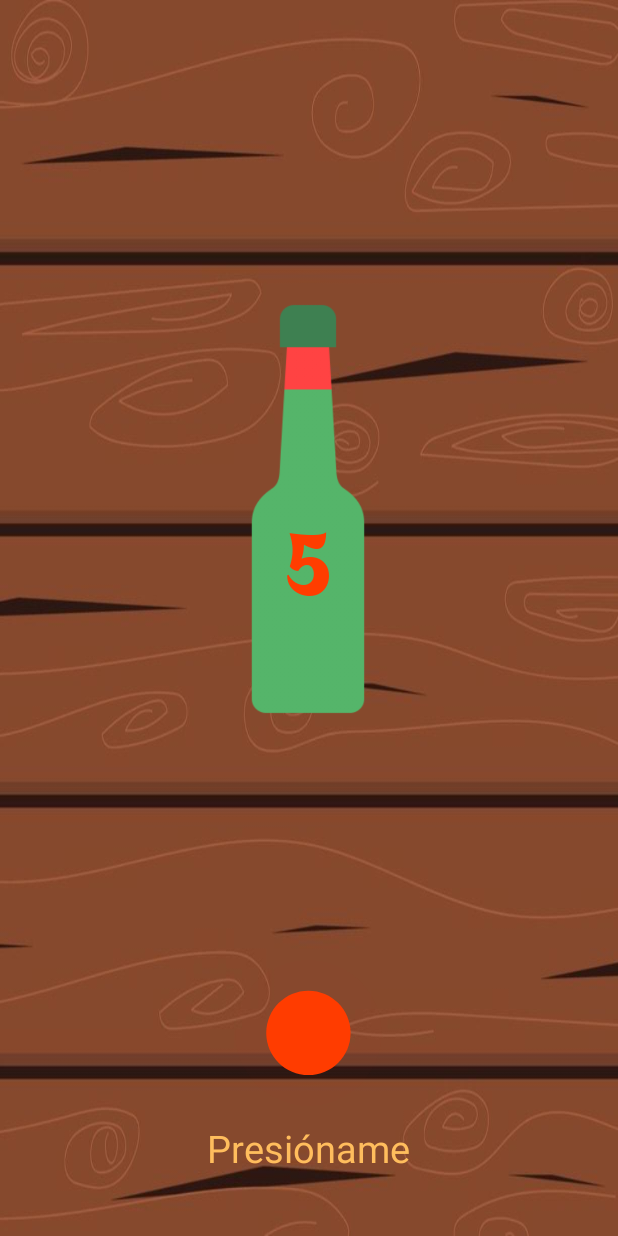
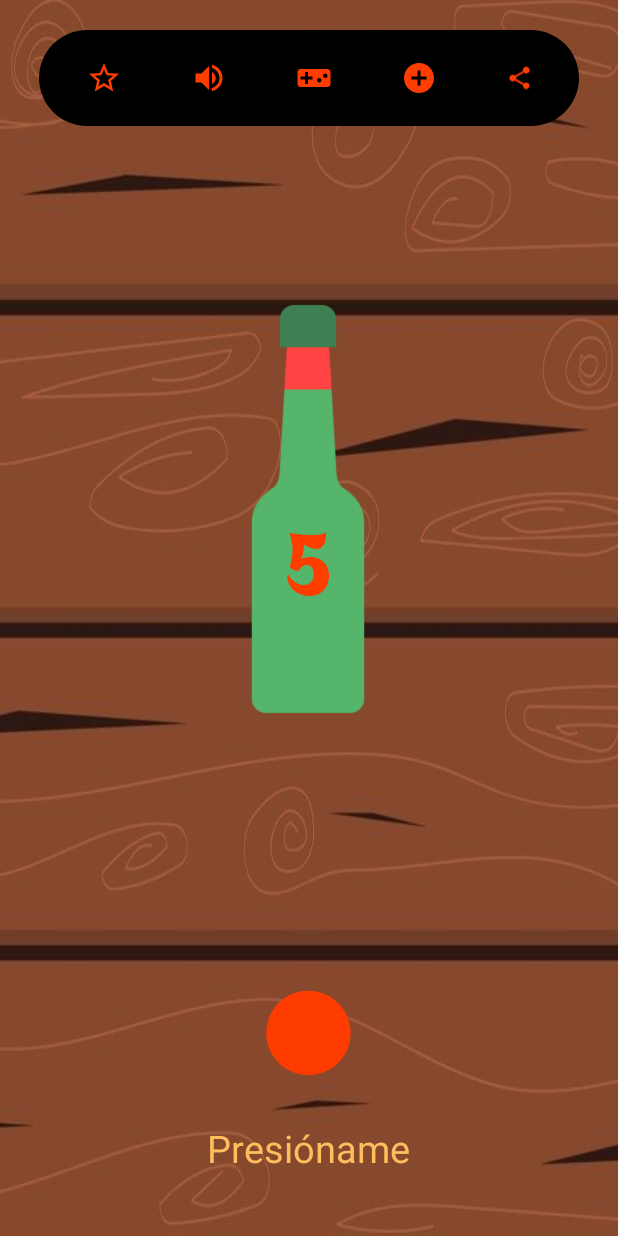
Before and after one commit to CarlosAC-29/equipoSiete, an Android app: the screen it shows after launch (MainActivity), on a phone screen of 412 x 824 dp. Run offline under Robolectric (Android 15) with nearby library versions, the phone set to English and light mode, and no system bars; our stand-ins replace data binding.

Commit message:
toolbar and nav-graph update

```diff
--- a/app/src/main/java/com/example/picobotella7/view/MainActivity.kt
+++ b/app/src/main/java/com/example/picobotella7/view/MainActivity.kt
@@ -6,7 +6,9 @@ import androidx.appcompat.app.AppCompatActivity
 import android.os.Bundle
 import android.util.Log
 import android.widget.Toast
+import android.widget.Toolbar
 import com.example.picobotella7.R
+import com.example.picobotella7.view.fragment.HomeFragment
 
 class MainActivity : AppCompatActivity() {
     var mediaPlayer: MediaPlayer? = null
@@ -14,6 +16,7 @@ class MainActivity : AppCompatActivity() {
         super.onCreate(savedInstanceState)
         setContentView(R.layout.activity_main)
         reproduceSoundPool()
+        framentoDinamico()
     }
 
     fun reproduceSoundPool(){
@@ -21,4 +24,14 @@ class MainActivity : AppCompatActivity() {
         mediaPlayer?.start()
         mediaPlayer?.isLooping = true
     }
+
+    private fun framentoDinamico(){
+        val fragmentManager = supportFragmentManager
+        val home = HomeFragment()
+        fragmentManager.beginTransaction()
+            .replace(R.id.homeFragment, home)
+            .commit()
+    }
+
+
 }
--- a/app/src/main/java/com/example/picobotella7/view/fragment/HomeFragment.kt
+++ b/app/src/main/java/com/example/picobotella7/view/fragment/HomeFragment.kt
@@ -4,6 +4,7 @@ import android.animation.ObjectAnimator
 import android.media.MediaPlayer
 import android.os.Bundle
 import android.os.CountDownTimer
+import android.util.Log
 import androidx.fragment.app.Fragment
 import android.view.LayoutInflater
 import android.view.View
@@ -49,6 +50,7 @@ class HomeFragment : Fragment() {
 
 
         lottieBottleAnimation.setOnClickListener {
+            Log.d("TAg","holla")
             spinBottle()
             startCountdown()
         }
--- /dev/null
+++ b/app/src/main/java/com/example/picobotella7/view/fragment/Toolbar.kt
@@ -0,0 +1,38 @@
+package com.example.picobotella7.view.fragment
+
+import android.annotation.SuppressLint
+import android.os.Bundle
+import android.util.Log
+import androidx.fragment.app.Fragment
+import android.view.LayoutInflater
+import android.view.View
+import android.view.ViewGroup
+import android.widget.ImageView
+import androidx.navigation.fragment.findNavController
+import com.airbnb.lottie.LottieAnimationView
+import com.example.picobotella7.R
+
+
+class Toolbar : Fragment() {
+    private lateinit var instructionButtonView: ImageView
+
+    override fun onCreateView(
+        inflater: LayoutInflater, container: ViewGroup?,
+        savedInstanceState: Bundle?
+    ): View? {
+        // Inflate the layout for this fragment
+        Log.d("ToolbarFragment", "onCreateView called")
+        val view = inflater.inflate(R.layout.fragment_toolbar, container, false)
+        instructionButtonView = view.findViewById(R.id.instructionButtonView)
+
+        return view
+
+    }
+    private fun navigationFragment() {
+        instructionButtonView.setOnClickListener{
+            Log.d("TAG","hola")
+        }
+    }
+
+
+}
--- /dev/null
+++ b/app/src/main/res/drawable/baseline_add_circle_24.xml
@@ -0,0 +1,5 @@
+<vector android:height="24dp" android:tint="#FF3D00"
+    android:viewportHeight="24" android:viewportWidth="24"
+    android:width="24dp" xmlns:android="http://schemas.android.com/apk/res/android">
+    <path android:fillColor="@android:color/white" android:pathData="M12,2C6.48,2 2,6.48 2,12s4.48,10 10,10 10,-4.48 10,-10S17.52,2 12,2zM17,13h-4v4h-2v-4L7,13v-2h4L11,7h2v4h4v2z"/>
+</vector>
--- /dev/null
+++ b/app/src/main/res/drawable/baseline_share_24.xml
@@ -0,0 +1,5 @@
+<vector android:height="24dp" android:tint="#FF3D00"
+    android:viewportHeight="24" android:viewportWidth="24"
+    android:width="24dp" xmlns:android="http://schemas.android.com/apk/res/android">
+    <path android:fillColor="@android:color/white" android:pathData="M18,16.08c-0.76,0 -1.44,0.3 -1.96,0.77L8.91,12.7c0.05,-0.23 0.09,-0.46 0.09,-0.7s-0.04,-0.47 -0.09,-0.7l7.05,-4.11c0.54,0.5 1.25,0.81 2.04,0.81 1.66,0 3,-1.34 3,-3s-1.34,-3 -3,-3 -3,1.34 -3,3c0,0.24 0.04,0.47 0.09,0.7L8.04,9.81C7.5,9.31 6.79,9 6,9c-1.66,0 -3,1.34 -3,3s1.34,3 3,3c0.79,0 1.5,-0.31 2.04,-0.81l7.12,4.16c-0.05,0.21 -0.08,0.43 -0.08,0.65 0,1.61 1.31,2.92 2.92,2.92 1.61,0 2.92,-1.31 2.92,-2.92s-1.31,-2.92 -2.92,-2.92z"/>
+</vector>
--- /dev/null
+++ b/app/src/main/res/drawable/baseline_star_border_24.xml
@@ -0,0 +1,5 @@
+<vector android:height="24dp" android:tint="#FF3D00"
+    android:viewportHeight="24" android:viewportWidth="24"
+    android:width="24dp" xmlns:android="http://schemas.android.com/apk/res/android">
+    <path android:fillColor="@android:color/white" android:pathData="M22,9.24l-7.19,-0.62L12,2 9.19,8.63 2,9.24l5.46,4.73L5.82,21 12,17.27 18.18,21l-1.63,-7.03L22,9.24zM12,15.4l-3.76,2.27 1,-4.28 -3.32,-2.88 4.38,-0.38L12,6.1l1.71,4.04 4.38,0.38 -3.32,2.88 1,4.28L12,15.4z"/>
+</vector>
--- /dev/null
+++ b/app/src/main/res/drawable/baseline_videogame_asset_24.xml
@@ -0,0 +1,5 @@
+<vector android:height="24dp" android:tint="#FF3D00"
+    android:viewportHeight="24" android:viewportWidth="24"
+    android:width="24dp" xmlns:android="http://schemas.android.com/apk/res/android">
+    <path android:fillColor="@android:color/white" android:pathData="M21,6L3,6c-1.1,0 -2,0.9 -2,2v8c0,1.1 0.9,2 2,2h18c1.1,0 2,-0.9 2,-2L23,8c0,-1.1 -0.9,-2 -2,-2zM11,13L8,13v3L6,16v-3L3,13v-2h3L6,8h2v3h3v2zM15.5,15c-0.83,0 -1.5,-0.67 -1.5,-1.5s0.67,-1.5 1.5,-1.5 1.5,0.67 1.5,1.5 -0.67,1.5 -1.5,1.5zM19.5,12c-0.83,0 -1.5,-0.67 -1.5,-1.5S18.67,9 19.5,9s1.5,0.67 1.5,1.5 -0.67,1.5 -1.5,1.5z"/>
+</vector>
--- /dev/null
+++ b/app/src/main/res/drawable/baseline_volume_off_24.xml
@@ -0,0 +1,5 @@
+<vector android:autoMirrored="true" android:height="24dp"
+    android:tint="#FF3D00" android:viewportHeight="24"
+    android:viewportWidth="24" android:width="24dp" xmlns:android="http://schemas.android.com/apk/res/android">
+    <path android:fillColor="@android:color/white" android:pathData="M16.5,12c0,-1.77 -1.02,-3.29 -2.5,-4.03v2.21l2.45,2.45c0.03,-0.2 0.05,-0.41 0.05,-0.63zM19,12c0,0.94 -0.2,1.82 -0.54,2.64l1.51,1.51C20.63,14.91 21,13.5 21,12c0,-4.28 -2.99,-7.86 -7,-8.77v2.06c2.89,0.86 5,3.54 5,6.71zM4.27,3L3,4.27 7.73,9L3,9v6h4l5,5v-6.73l4.25,4.25c-0.67,0.52 -1.42,0.93 -2.25,1.18v2.06c1.38,-0.31 2.63,-0.95 3.69,-1.81L19.73,21 21,19.73l-9,-9L4.27,3zM12,4L9.91,6.09 12,8.18L12,4z"/>
+</vector>
--- /dev/null
+++ b/app/src/main/res/drawable/baseline_volume_up_24.xml
@@ -0,0 +1,5 @@
+<vector android:autoMirrored="true" android:height="24dp"
+    android:tint="#FF3D00" android:viewportHeight="24"
+    android:viewportWidth="24" android:width="24dp" xmlns:android="http://schemas.android.com/apk/res/android">
+    <path android:fillColor="@android:color/white" android:pathData="M3,9v6h4l5,5L12,4L7,9L3,9zM16.5,12c0,-1.77 -1.02,-3.29 -2.5,-4.03v8.05c1.48,-0.73 2.5,-2.25 2.5,-4.02zM14,3.23v2.06c2.89,0.86 5,3.54 5,6.71s-2.11,5.85 -5,6.71v2.06c4.01,-0.91 7,-4.49 7,-8.77s-2.99,-7.86 -7,-8.77z"/>
+</vector>
--- /dev/null
+++ b/app/src/main/res/drawable/round_toolbar.xml
@@ -0,0 +1,5 @@
+<?xml version="1.0" encoding="utf-8"?>
+    <shape xmlns:android="http://schemas.android.com/apk/res/android">
+        <solid android:color="@color/black" />
+        <corners android:radius="64dp" />
+    </shape>
--- a/app/src/main/res/layout/activity_main.xml
+++ b/app/src/main/res/layout/activity_main.xml
@@ -6,15 +6,38 @@
     android:layout_height="match_parent"
     tools:context=".view.MainActivity">
 
+<!--    <androidx.fragment.app.FragmentContainerView-->
+<!--        android:id="@+id/fragmentContainerStatic"-->
+<!--        android:layout_width="match_parent"-->
+<!--        android:layout_height="match_parent"-->
+<!--        android:name="com.example.picobotella7.view.fragment.HomeFragment"-->
+<!--        tools:layout="@layout/fragment_home"-->
+<!--        app:layout_constraintBottom_toBottomOf="parent"-->
+<!--        app:layout_constraintEnd_toEndOf="parent"-->
+<!--        app:layout_constraintStart_toStartOf="parent"-->
+<!--        app:layout_constraintTop_toTopOf="parent"/>-->
+
+<!--    &lt;!&ndash;TODO: Fragment Dinámico&ndash;&gt;-->
+<!--            <androidx.fragment.app.FragmentContainerView-->
+<!--                android:id="@+id/homeFragment"-->
+<!--                android:layout_width="match_parent"-->
+<!--                android:layout_height="match_parent"-->
+<!--                app:layout_constraintBottom_toBottomOf="parent"-->
+<!--                app:layout_constraintEnd_toEndOf="parent"-->
+<!--                app:layout_constraintStart_toStartOf="parent"-->
+<!--                app:layout_constraintTop_toTopOf="parent" />-->
+
     <androidx.fragment.app.FragmentContainerView
-        android:id="@+id/fragmentContainerStatic"
+        android:id="@+id/navigationContainer"
+        android:name="androidx.navigation.fragment.NavHostFragment"
         android:layout_width="match_parent"
         android:layout_height="match_parent"
-        android:name="com.example.picobotella7.view.fragment.HomeFragment"
-        tools:layout="@layout/fragment_home"
+        app:defaultNavHost="true"
+        app:navGraph="@navigation/nav_graph"
         app:layout_constraintBottom_toBottomOf="parent"
         app:layout_constraintEnd_toEndOf="parent"
         app:layout_constraintStart_toStartOf="parent"
         app:layout_constraintTop_toTopOf="parent"/>
 
+
 </androidx.constraintlayout.widget.ConstraintLayout>
--- a/app/src/main/res/layout/fragment_game_instructions.xml
+++ b/app/src/main/res/layout/fragment_game_instructions.xml
@@ -9,6 +9,7 @@
     </data>
 
     <FrameLayout
+        android:id="@+id/InstructionsView"
         android:layout_width="match_parent"
         android:layout_height="match_parent"
         tools:context=".view.fragment.GameInstructions"
--- a/app/src/main/res/layout/fragment_home.xml
+++ b/app/src/main/res/layout/fragment_home.xml
@@ -1,18 +1,25 @@
 <?xml version="1.0" encoding="utf-8"?>
 <layout xmlns:android="http://schemas.android.com/apk/res/android"
     xmlns:tools="http://schemas.android.com/tools"
-    xmlns:app="http://schemas.android.com/apk/res-auto">
+    xmlns:app="http://schemas.android.com/apk/res-auto"
+    >
 
     <data>
 
     </data>
 
+
     <androidx.constraintlayout.widget.ConstraintLayout
+        android:id="@+id/homeFragment"
         android:layout_width="match_parent"
         android:layout_height="match_parent"
         android:background="@drawable/fondohome"
         tools:context=".view.fragment.HomeFragment">
 
+        <include
+            android:id="@+id/mytoolbar"
+            layout="@layout/fragment_toolbar"
+            />
 
         <ImageView
             android:id="@+id/bottleView"
--- /dev/null
+++ b/app/src/main/res/layout/fragment_toolbar.xml
@@ -0,0 +1,90 @@
+<?xml version="1.0" encoding="utf-8"?>
+<layout xmlns:android="http://schemas.android.com/apk/res/android"
+    xmlns:tools="http://schemas.android.com/tools">
+
+    <data>
+
+    </data>
+
+    <FrameLayout
+        android:layout_width="match_parent"
+        android:layout_height="match_parent"
+        tools:context=".view.fragment.Toolbar">
+
+        <androidx.coordinatorlayout.widget.CoordinatorLayout
+            android:layout_width="match_parent"
+            android:layout_height="match_parent">
+
+            <com.google.android.material.appbar.AppBarLayout
+                android:layout_width="match_parent"
+                android:layout_height="wrap_content"
+                android:background="@drawable/fondohome">
+
+                <androidx.appcompat.widget.Toolbar
+                    android:id="@+id/mytoolbar"
+                    android:layout_width="360dp"
+                    android:layout_gravity="center"
+                    android:layout_height="?attr/actionBarSize"
+                    android:background="@drawable/round_toolbar"
+                    android:layout_marginTop="20dp"
+
+                    >
+
+                    <ImageView
+                        android:layout_width="wrap_content"
+                        android:layout_height="wrap_content"
+                        android:src="@drawable/baseline_star_border_24"
+                        android:clickable="true"
+                        android:layout_gravity="fill"
+                        android:padding="15dp"
+                        android:layout_marginEnd="15dp"
+                        android:background="?selectableItemBackgroundBorderless" />
+
+                    <ImageView
+                        android:layout_width="wrap_content"
+                        android:layout_height="wrap_content"
+                        android:src="@drawable/baseline_volume_up_24"
+                        android:clickable="true"
+                        android:layout_gravity="fill"
+                        android:padding="15dp"
+                        android:layout_marginEnd="15dp"
+                        android:background="?selectableItemBackgroundBorderless" />
+
+                    <ImageView
+                        android:id="@+id/instructionButtonView"
+                        android:layout_width="wrap_content"
+                        android:layout_height="wrap_content"
+                        android:src="@drawable/baseline_videogame_asset_24"
+                        android:clickable="true"
+                        android:layout_gravity="fill"
+                        android:padding="15dp"
+                        android:layout_marginEnd="15dp"
+                        android:background="?selectableItemBackgroundBorderless" />
+
+                    <ImageView
+                        android:layout_width="wrap_content"
+                        android:layout_height="wrap_content"
+                        android:src="@drawable/baseline_add_circle_24"
+                        android:clickable="true"
+                        android:layout_gravity="fill"
+                        android:padding="15dp"
+                        android:layout_marginEnd="15dp"
+                        android:background="?selectableItemBackgroundBorderless" />
+
+                    <ImageView
+                        android:layout_width="wrap_content"
+                        android:layout_height="wrap_content"
+                        android:src="@drawable/baseline_share_24"
+                        android:clickable="true"
+                        android:layout_gravity="fill"
+                        android:padding="15dp"
+                        android:layout_marginEnd="15dp"
+                        android:background="?selectableItemBackgroundBorderless" />
+
+                </androidx.appcompat.widget.Toolbar>
+
+            </com.google.android.material.appbar.AppBarLayout>
+
+        </androidx.coordinatorlayout.widget.CoordinatorLayout>
+    </FrameLayout>
+</layout>
--- /dev/null
+++ b/app/src/main/res/navigation/nav_graph.xml
@@ -0,0 +1,10 @@
+<?xml version="1.0" encoding="utf-8"?>
+<navigation xmlns:android="http://schemas.android.com/apk/res/android"
+    xmlns:app="http://schemas.android.com/apk/res-auto"
+    android:id="@+id/nav_graph"
+    app:startDestination="@id/homeFragment2">
+    <fragment
+        android:id="@+id/homeFragment2"
+        android:name="com.example.picobotella7.view.fragment.HomeFragment"
+        android:label="HomeFragment" />
+</navigation>
```
Also changed, not shown: app/build.gradle.kts (+11 -0 lines).
